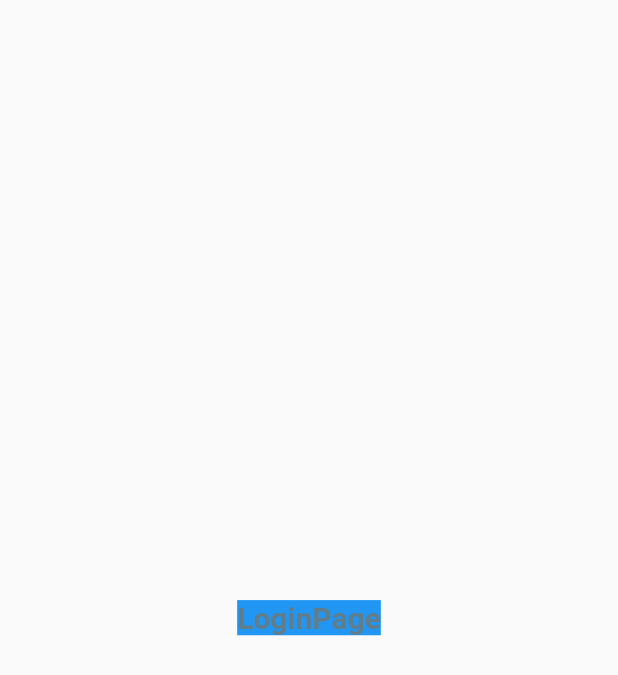
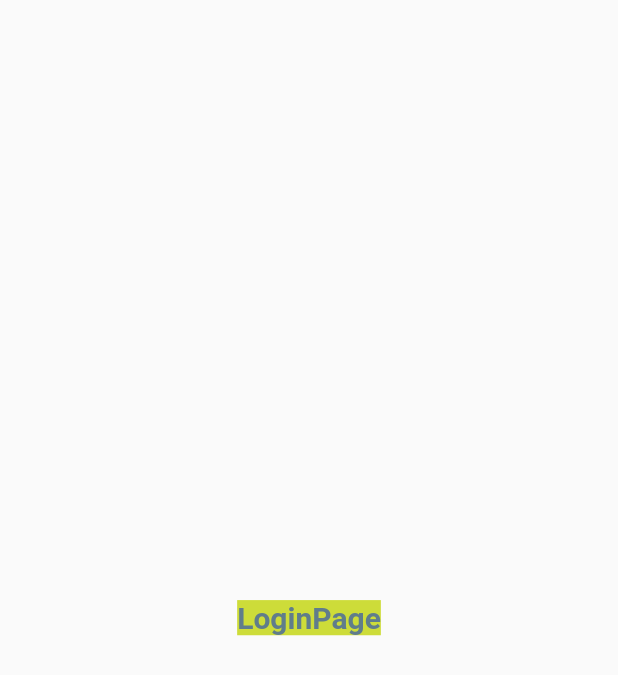
Before and after one commit to rifat7916/first, a Flutter app: the screen it shows after launch, on a phone screen of 412 x 824 dp. Shown: the top 675 px of the screen. Run offline on Flutter 3.47's test engine with Material 2 defaults, Android fonts, the phone set to English and light mode, and no system bars.

Commit message:
Day 3 completed

```diff
--- a/lib/pages/login_page.dart
+++ b/lib/pages/login_page.dart
@@ -12,7 +12,7 @@ import 'package:flutter/material.dart';
           style: TextStyle(
             fontSize: 20,
             color: Colors.blueGrey,
-            backgroundColor: Colors.blue,
+            backgroundColor: Colors.lime,
             fontWeight: FontWeight.bold,
           ),
         ),
```
